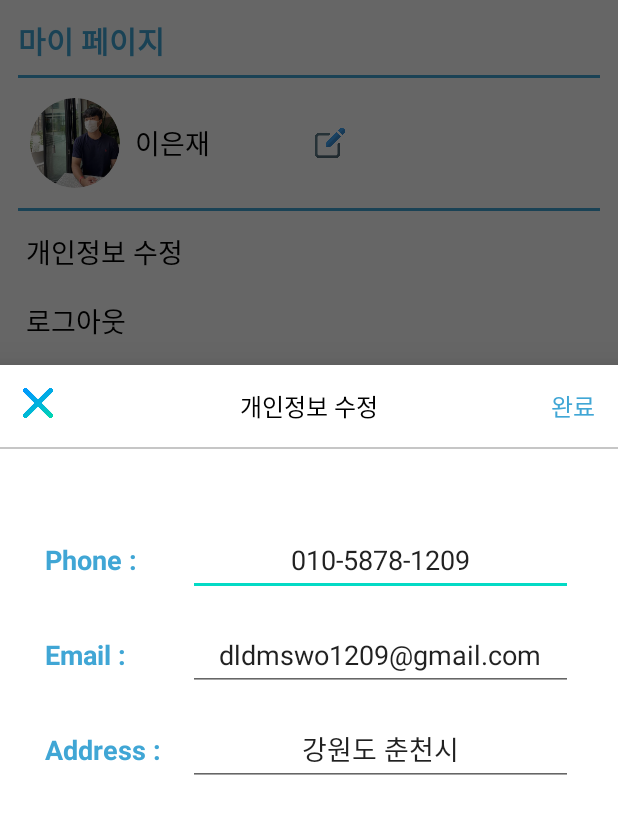
After one commit to EJLee1209/smart-portfolio, an Android app: the fragment EditUserInfoFragment placed in its activity, on a phone screen of 412 x 824 dp. The commit adds this screen. Shown: the top 814 px of the screen. Run offline under Robolectric (Android 15) with nearby library versions, the phone set to English and light mode, and no system bars; our stand-ins replace CircleImageView, Room's generated code; pictures from the network do not load.

Commit message:
개인 정보 수정 기능 추가

```diff
--- /dev/null
+++ b/app/src/main/java/com/dldmswo1209/portfolio/Fragment/EditUserInfoFragment.kt
@@ -0,0 +1,59 @@
+package com.dldmswo1209.portfolio.Fragment
+
+import android.os.Bundle
+import androidx.fragment.app.Fragment
+import android.view.LayoutInflater
+import android.view.View
+import android.view.ViewGroup
+import androidx.fragment.app.activityViewModels
+import androidx.lifecycle.Observer
+import com.dldmswo1209.portfolio.R
+import com.dldmswo1209.portfolio.databinding.FragmentEditUserInfoBinding
+import com.dldmswo1209.portfolio.entity.UserEntity
+import com.dldmswo1209.portfolio.viewModel.MainViewModel
+import com.dldmswo1209.portfolio.viewModel.UserInfoViewModel
+import com.google.android.material.bottomsheet.BottomSheetDialogFragment
+
+class EditUserInfoFragment : BottomSheetDialogFragment() {
+
+    private lateinit var binding: FragmentEditUserInfoBinding
+    private val viewModel : UserInfoViewModel by activityViewModels()
+    private lateinit var user : UserEntity
+
+    override fun onCreateView(
+        inflater: LayoutInflater, container: ViewGroup?,
+        savedInstanceState: Bundle?,
+    ): View? {
+        // Inflate the layout for this fragment
+        binding = FragmentEditUserInfoBinding.inflate(inflater, container, false)
+        return binding.root
+    }
+
+    override fun onViewCreated(view: View, savedInstanceState: Bundle?) {
+        super.onViewCreated(view, savedInstanceState)
+
+        viewModel.getAllUser()
+        viewModel.allUser.observe(this, Observer {
+            user = it.first()
+            binding.phoneEditText.setText(user.phone)
+            binding.emailEditText.setText(user.email)
+            binding.AddressEditText.setText(user.address)
+        })
+
+        binding.okButton.setOnClickListener {
+            val phone = binding.phoneEditText.text.toString()
+            val email = binding.emailEditText.text.toString()
+            val address = binding.AddressEditText.text.toString()
+
+            val newUserInfo = UserEntity(user.id, user.name, user.profileImage, phone, user.intro, email, address )
+            viewModel.updateUser(newUserInfo)
+            dialog?.dismiss()
+        }
+        binding.closeButton.setOnClickListener {
+            dialog?.dismiss()
+        }
+
+    }
+
+
+}
--- a/app/src/main/java/com/dldmswo1209/portfolio/MyPageActivity.kt
+++ b/app/src/main/java/com/dldmswo1209/portfolio/MyPageActivity.kt
@@ -10,6 +10,7 @@ import androidx.lifecycle.Observer
 import androidx.lifecycle.ViewModelProvider
 import com.bumptech.glide.Glide
 import com.dldmswo1209.portfolio.Fragment.AddPortfolioBottomSheet
+import com.dldmswo1209.portfolio.Fragment.EditUserInfoFragment
 import com.dldmswo1209.portfolio.Fragment.MyProfileBottomSheetFragment
 import com.dldmswo1209.portfolio.databinding.ActivityMainBinding
 import com.dldmswo1209.portfolio.databinding.ActivityMyPageBinding
@@ -40,6 +41,11 @@ class MyPageActivity : AppCompatActivity() {
             bottomSheet.show(supportFragmentManager, bottomSheet.tag)
         }
 
+        binding.infoEditTextView.setOnClickListener {
+            val bottomSheet = EditUserInfoFragment()
+            bottomSheet.show(supportFragmentManager, bottomSheet.tag)
+        }
+
         userInfoViewModel.allUser.observe(this, Observer {
             val user = it.first()
             binding.profileName.text = user.name
--- /dev/null
+++ b/app/src/main/res/layout/fragment_edit_user_info.xml
@@ -0,0 +1,139 @@
+<?xml version="1.0" encoding="utf-8"?>
+<androidx.coordinatorlayout.widget.CoordinatorLayout xmlns:android="http://schemas.android.com/apk/res/android"
+    xmlns:tools="http://schemas.android.com/tools"
+    android:layout_width="match_parent"
+    android:layout_height="match_parent"
+    tools:context=".Fragment.EditUserInfoFragment">
+
+    <androidx.appcompat.widget.LinearLayoutCompat
+        android:layout_width="match_parent"
+        android:layout_height="match_parent"
+        android:orientation="vertical">
+
+        <FrameLayout
+            android:layout_width="match_parent"
+            android:layout_height="wrap_content">
+            <androidx.constraintlayout.utils.widget.ImageFilterView
+                android:id="@+id/closeButton"
+                android:layout_width="20dp"
+                android:layout_height="20dp"
+                android:src="@drawable/close"
+                android:layout_margin="15dp"
+                android:layout_gravity="start" />
+
+            <TextView
+                android:id="@+id/titleTextView"
+                android:layout_width="wrap_content"
+                android:layout_height="wrap_content"
+                android:text="개인정보 수정"
+                android:textColor="@color/black"
+                android:textSize="16sp"
+                android:layout_gravity="center"
+                android:layout_margin="15dp"
+                android:gravity="center"/>
+
+            <TextView
+                android:id="@+id/okButton"
+                android:layout_width="wrap_content"
+                android:layout_height="wrap_content"
+                android:text="완료"
+                android:textSize="16sp"
+                android:textColor="@color/main_blue"
+                android:layout_margin="15dp"
+                android:layout_gravity="end"/>
+        </FrameLayout>
+
+        <View
+            android:layout_width="match_parent"
+            android:layout_height="1dp"
+            android:background="@color/gray" />
+
+        <androidx.appcompat.widget.LinearLayoutCompat
+            android:layout_width="match_parent"
+            android:layout_height="wrap_content"
+            android:layout_marginStart="30dp"
+            android:layout_marginEnd="30dp"
+            android:layout_marginTop="50dp">
+            <TextView
+                android:layout_width="0dp"
+                android:layout_height="wrap_content"
+                android:text="Phone : "
+                android:textSize="18sp"
+                android:textColor="@color/main_blue"
+                android:textStyle="bold"
+                android:layout_marginEnd="10dp"
+                android:layout_weight="1"/>
+
+            <EditText
+                android:id="@+id/phoneEditText"
+                android:layout_width="0dp"
+                android:layout_height="wrap_content"
+                android:layout_weight="3"
+                android:hint="전화 번호"
+                android:gravity="center"
+                android:inputType="phone"/>
+
+        </androidx.appcompat.widget.LinearLayoutCompat>
+
+        <androidx.appcompat.widget.LinearLayoutCompat
+            android:layout_width="match_parent"
+            android:layout_height="wrap_content"
+            android:layout_marginStart="30dp"
+            android:layout_marginEnd="30dp"
+            android:layout_marginTop="15dp">
+            <TextView
+                android:layout_width="0dp"
+                android:layout_height="wrap_content"
+                android:layout_weight="1"
+                android:text="Email : "
+                android:textSize="18sp"
+                android:textColor="@color/main_blue"
+                android:textStyle="bold"
+                android:layout_marginEnd="10dp"/>
+
+            <EditText
+                android:id="@+id/emailEditText"
+                android:layout_width="0dp"
+                android:layout_height="wrap_content"
+                android:layout_weight="3"
+                android:hint="이메일"
+                android:gravity="center"
+                android:inputType="textEmailAddress"/>
+
+        </androidx.appcompat.widget.LinearLayoutCompat>
+
+        <androidx.appcompat.widget.LinearLayoutCompat
+            android:layout_width="match_parent"
+            android:layout_height="wrap_content"
+            android:layout_marginStart="30dp"
+            android:layout_marginEnd="30dp"
+            android:layout_marginTop="15dp">
+            <TextView
+                android:layout_width="0dp"
+                android:layout_height="wrap_content"
+                android:layout_weight="1"
+                android:text="Address : "
+                android:textSize="18sp"
+                android:textColor="@color/main_blue"
+                android:textStyle="bold"
+                android:layout_marginEnd="10dp"/>
+
+            <EditText
+                android:id="@+id/AddressEditText"
+                android:layout_width="0dp"
+                android:layout_height="wrap_content"
+                android:layout_weight="3"
+                android:hint="주소"
+                android:gravity="center"
+                android:inputType="text"/>
+
+        </androidx.appcompat.widget.LinearLayoutCompat>
+        <View
+            android:layout_width="match_parent"
+            android:layout_height="300dp"/>
+
+    </androidx.appcompat.widget.LinearLayoutCompat>
+
+
+
+</androidx.coordinatorlayout.widget.CoordinatorLayout>
--- a/app/src/main/res/layout/fragment_my_profile_bottom_sheet.xml
+++ b/app/src/main/res/layout/fragment_my_profile_bottom_sheet.xml
@@ -10,7 +10,8 @@
         android:layout_width="match_parent"
         android:layout_height="wrap_content"
         android:orientation="vertical"
-        android:gravity="center">
+        android:gravity="center"
+        android:background="#CAEEFF">
 
         <TextView
             android:id="@+id/okButton"
```
